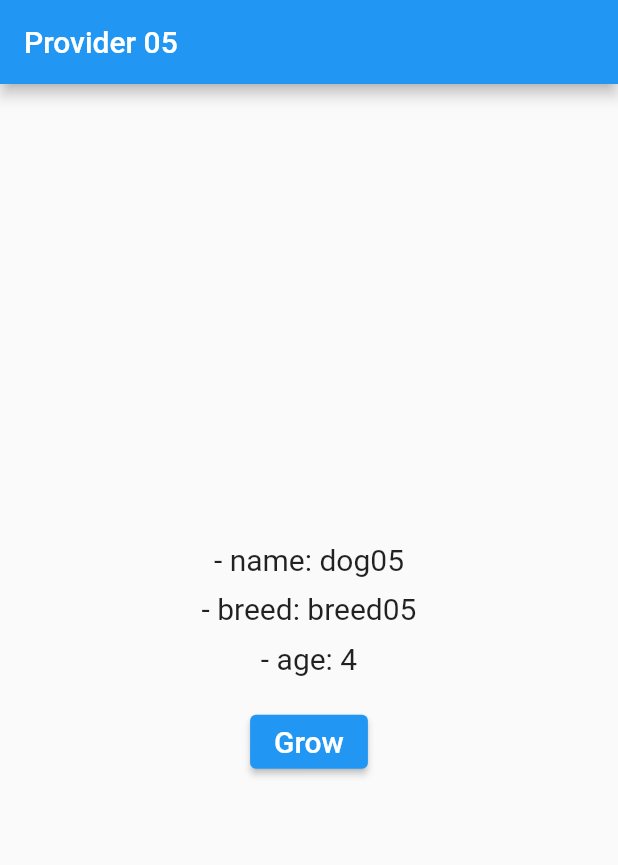
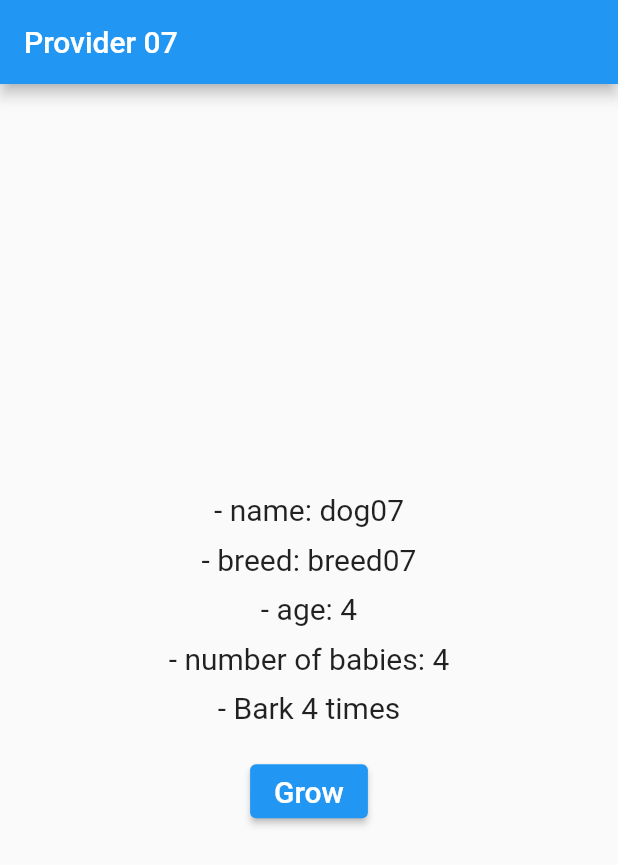
Before and after one commit to md-siam/provider_tutorial, a Flutter app: the screen it shows after launch, after a tap on "Grow", on a phone screen of 412 x 824 dp. Shown: the top 865 px of the screen. Run offline on Flutter 3.47's test engine with Material 2 defaults, Android fonts, the phone set to English and light mode, and no system bars.

Commit message:
provider_overview_07

```diff
--- /dev/null
+++ b/lib/0_provider_overview/provider_overview_06/dog_app.dart
@@ -0,0 +1,112 @@
+import 'package:flutter/material.dart';
+import 'package:provider/provider.dart';
+
+import 'models/babied.dart';
+import 'models/dog.dart';
+
+class MyDogApp extends StatelessWidget {
+  const MyDogApp({Key? key}) : super(key: key);
+
+  @override
+  Widget build(BuildContext context) {
+    return MultiProvider(
+      providers: [
+        // parent widget for FutureProvider
+        ChangeNotifierProvider<Dog>(
+          create: (context) => Dog(name: 'dog06', breed: 'breed06', age: 3),
+        ),
+        // childe widget of the ChangeNotifierProvider
+        FutureProvider<int>(
+            initialData: 0,
+            create: (context) {
+              final int dogAge = context.read<Dog>().age;
+              final babies = Babies(age: dogAge);
+              return babies.getBabies();
+            }),
+      ],
+      child: MaterialApp(
+        title: 'Provider 06',
+        debugShowCheckedModeBanner: false,
+        theme: ThemeData(primaryColor: Colors.blue),
+        home: const DogHomePage(),
+      ),
+    );
+  }
+}
+
+class DogHomePage extends StatefulWidget {
+  const DogHomePage({Key? key}) : super(key: key);
+
+  @override
+  State<DogHomePage> createState() => _DogHomePageState();
+}
+
+class _DogHomePageState extends State<DogHomePage> {
+  @override
+  Widget build(BuildContext context) {
+    return Scaffold(
+      appBar: AppBar(title: const Text('Provider 06')),
+      body: Center(
+        child: Column(
+          mainAxisAlignment: MainAxisAlignment.center,
+          mainAxisSize: MainAxisSize.min,
+          children: [
+            Text(
+              '- name: ${context.watch<Dog>().name}',
+              style: const TextStyle(fontSize: 20.0),
+            ),
+            const SizedBox(height: 10.0),
+            const BreedAndAge(),
+          ],
+        ),
+      ),
+    );
+  }
+}
+
+class BreedAndAge extends StatelessWidget {
+  const BreedAndAge({Key? key}) : super(key: key);
+
+  @override
+  Widget build(BuildContext context) {
+    return Column(
+      children: [
+        Text(
+          '- breed: ${context.select<Dog, String>((Dog dog) => dog.breed)}',
+          style: const TextStyle(fontSize: 20.0),
+        ),
+        const SizedBox(height: 10.0),
+        const Age(),
+      ],
+    );
+  }
+}
+
+class Age extends StatelessWidget {
+  const Age({Key? key}) : super(key: key);
+
+  @override
+  Widget build(BuildContext context) {
+    return Column(
+      children: [
+        Text(
+          '- age: ${context.select<Dog, int>((Dog dog) => dog.age)}',
+          style: const TextStyle(fontSize: 20.0),
+        ),
+        const SizedBox(height: 10.0),
+        Text(
+          '- number of babies: ${context.watch<int>()}',
+          style: const TextStyle(fontSize: 20.0),
+        ),
+        const SizedBox(height: 20.0),
+        ElevatedButton(
+          onPressed: () => context.read<Dog>().grow(),
+          child: const Text(
+            'Grow',
+            style: TextStyle(fontSize: 20.0),
+          ),
+        ),
+      ],
+    );
+  }
+}
--- /dev/null
+++ b/lib/0_provider_overview/provider_overview_06/models/babied.dart
@@ -0,0 +1,18 @@
+class Babies {
+  final int age;
+  Babies({
+    required this.age,
+  });
+
+  Future<int> getBabies() async {
+    await Future.delayed(Duration(seconds: 3));
+
+    if (age > 1 && age < 5) {
+      return 4;
+    } else if (age <= 1) {
+      return 0;
+    } else {
+      return 2;
+    }
+  }
+}
--- /dev/null
+++ b/lib/0_provider_overview/provider_overview_06/models/dog.dart
@@ -0,0 +1,18 @@
+import 'package:flutter/material.dart';
+
+class Dog with ChangeNotifier {
+  final String name;
+  final String breed;
+  int age;
+  Dog({
+    required this.name,
+    required this.breed,
+    this.age = 1,
+  });
+
+  void grow() {
+    age++;
+    notifyListeners();
+    print('age: $age');
+  }
+}
--- /dev/null
+++ b/lib/0_provider_overview/provider_overview_07/dog_app.dart
@@ -0,0 +1,126 @@
+import 'package:flutter/material.dart';
+import 'package:provider/provider.dart';
+
+import 'models/dog.dart';
+import 'models/babied.dart';
+
+class MyDogApp extends StatelessWidget {
+  const MyDogApp({Key? key}) : super(key: key);
+
+  @override
+  Widget build(BuildContext context) {
+    return MultiProvider(
+      providers: [
+        // parent widget for FutureProvider
+        ChangeNotifierProvider<Dog>(
+          create: (context) => Dog(name: 'dog07', breed: 'breed07', age: 3),
+        ),
+        // childe widget of the ChangeNotifierProvider
+        FutureProvider<int>(
+          initialData: 0,
+          create: (context) {
+            final int dogAge = context.read<Dog>().age;
+            final babies = Babies(age: dogAge);
+            return babies.getBabies();
+          },
+        ),
+        StreamProvider<String>(
+          initialData: 'Bark 0 time',
+          create: (context) {
+            final int dogAge = context.read<Dog>().age;
+            final babies = Babies(age: dogAge * 2);
+            return babies.bark();
+          },
+        )
+      ],
+      child: MaterialApp(
+        title: 'Provider 07',
+        debugShowCheckedModeBanner: false,
+        theme: ThemeData(primaryColor: Colors.blue),
+        home: const DogHomePage(),
+      ),
+    );
+  }
+}
+
+class DogHomePage extends StatefulWidget {
+  const DogHomePage({Key? key}) : super(key: key);
+
+  @override
+  State<DogHomePage> createState() => _DogHomePageState();
+}
+
+class _DogHomePageState extends State<DogHomePage> {
+  @override
+  Widget build(BuildContext context) {
+    return Scaffold(
+      appBar: AppBar(title: const Text('Provider 07')),
+      body: Center(
+        child: Column(
+          mainAxisAlignment: MainAxisAlignment.center,
+          mainAxisSize: MainAxisSize.min,
+          children: [
+            Text(
+              '- name: ${context.watch<Dog>().name}',
+              style: const TextStyle(fontSize: 20.0),
+            ),
+            const SizedBox(height: 10.0),
+            const BreedAndAge(),
+          ],
+        ),
+      ),
+    );
+  }
+}
+
+class BreedAndAge extends StatelessWidget {
+  const BreedAndAge({Key? key}) : super(key: key);
+
+  @override
+  Widget build(BuildContext context) {
+    return Column(
+      children: [
+        Text(
+          '- breed: ${context.select<Dog, String>((Dog dog) => dog.breed)}',
+          style: const TextStyle(fontSize: 20.0),
+        ),
+        const SizedBox(height: 10.0),
+        const Age(),
+      ],
+    );
+  }
+}
+
+class Age extends StatelessWidget {
+  const Age({Key? key}) : super(key: key);
+
+  @override
+  Widget build(BuildContext context) {
+    return Column(
+      children: [
+        Text(
+          '- age: ${context.select<Dog, int>((Dog dog) => dog.age)}',
+          style: const TextStyle(fontSize: 20.0),
+        ),
+        const SizedBox(height: 10.0),
+        Text(
+          '- number of babies: ${context.watch<int>()}',
+          style: const TextStyle(fontSize: 20.0),
+        ),
+        const SizedBox(height: 10.0),
+        Text(
+          '- ${context.watch<String>()}',
+          style: const TextStyle(fontSize: 20.0),
+        ),
+        const SizedBox(height: 20.0),
+        ElevatedButton(
+          onPressed: () => context.read<Dog>().grow(),
+          child: const Text(
+            'Grow',
+            style: TextStyle(fontSize: 20.0),
+          ),
+        ),
+      ],
+    );
+  }
+}
--- /dev/null
+++ b/lib/0_provider_overview/provider_overview_07/models/babied.dart
@@ -0,0 +1,25 @@
+class Babies {
+  final int age;
+  Babies({
+    required this.age,
+  });
+
+  Future<int> getBabies() async {
+    await Future.delayed(Duration(seconds: 3));
+
+    if (age > 1 && age < 5) {
+      return 4;
+    } else if (age <= 1) {
+      return 0;
+    } else {
+      return 2;
+    }
+  }
+
+  Stream<String> bark() async* {
+    for (int i = 1; i < age; i++) {
+      await Future.delayed(const Duration(seconds: 2));
+      yield 'Bark $i times';
+    }
+  }
+}
--- /dev/null
+++ b/lib/0_provider_overview/provider_overview_07/models/dog.dart
@@ -0,0 +1,18 @@
+import 'package:flutter/material.dart';
+
+class Dog with ChangeNotifier {
+  final String name;
+  final String breed;
+  int age;
+  Dog({
+    required this.name,
+    required this.breed,
+    this.age = 1,
+  });
+
+  void grow() {
+    age++;
+    notifyListeners();
+    print('age: $age');
+  }
+}
--- a/lib/routes.dart
+++ b/lib/routes.dart
@@ -2,5 +2,7 @@ export '0_provider_overview/provider_overview_01/counter.dart';
 //export '0_provider_overview/provider_overview_02/dog_app.dart';
 //export '0_provider_overview/provider_overview_03/dog_app.dart';
 //export '0_provider_overview/provider_overview_04/dog_app.dart';
-export '0_provider_overview/provider_overview_05/dog_app.dart';
+//export '0_provider_overview/provider_overview_05/dog_app.dart';
+//export '0_provider_overview/provider_overview_06/dog_app.dart';
+export '0_provider_overview/provider_overview_07/dog_app.dart';
 export '1_todo_app/views/home_page.dart';
```
Also changed, not shown: lib/0_provider_overview/img/future_provider.png (added), lib/0_provider_overview/img/stream_builder.png (added), 1 other file.
